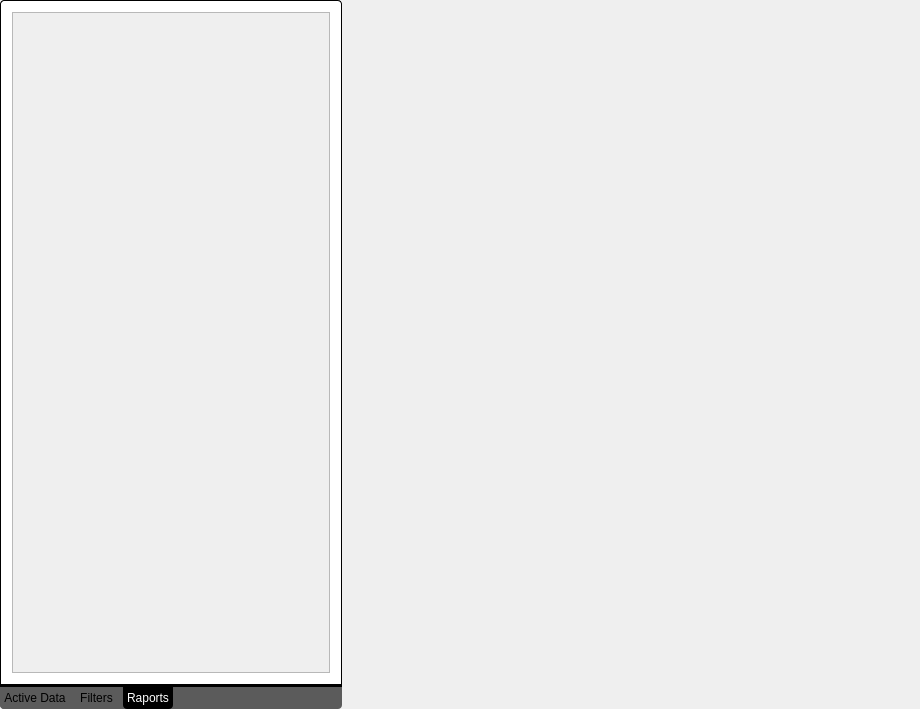
Qt form trunk/src/edr/src/hmm_view/ui/AnalisisWidget.ui (mk4me/hm-mde-one) before a commit.
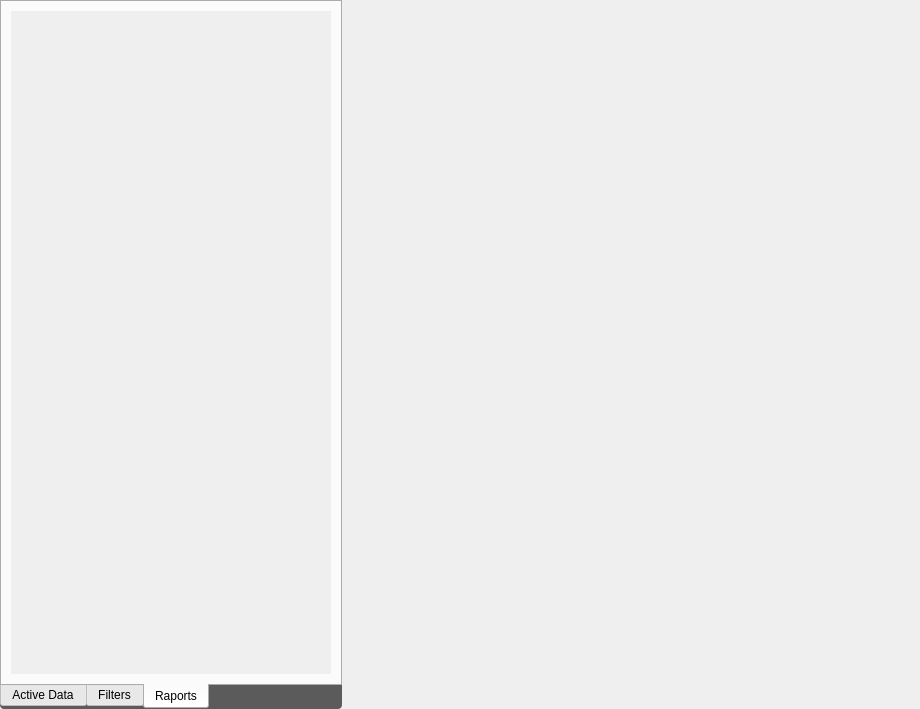
The same form after that commit. The open tabs and pages were chosen to show the change. Icons and pictures are not drawn.

```diff
--- a/trunk/src/edr/src/hmm_view/ui/AnalisisWidget.ui
+++ b/trunk/src/edr/src/hmm_view/ui/AnalisisWidget.ui
@@ -89,6 +89,9 @@
 	background: white;
 }
 
+QTabWidget::pane &gt; * {
+   border: none;
+}
 QTabBar {
 	background: rgb(91, 91, 91);
 	border-bottom-left-radius: 4px;
@@ -393,6 +396,11 @@
          <layout class="QVBoxLayout" name="verticalLayout_3">
           <item>
            <widget class="QScrollArea" name="scrollArea_3">
+            <property name="styleSheet">
+             <string notr="true">#scrollArea_3 {
+	border: none;
+}</string>
+            </property>
             <property name="widgetResizable">
              <bool>true</bool>
             </property>
@@ -401,10 +409,13 @@
               <rect>
                <x>0</x>
                <y>0</y>
-               <width>314</width>
-               <height>655</height>
+               <width>318</width>
+               <height>659</height>
               </rect>
              </property>
+             <property name="styleSheet">
+              <string notr="true"/>
+             </property>
              <layout class="QVBoxLayout" name="verticalLayout_7">
               <item>
                <widget class="QWidget" name="raportsArea" native="true">
```
Left out of the diff: 2 changed lines with no effect on the pictures.
